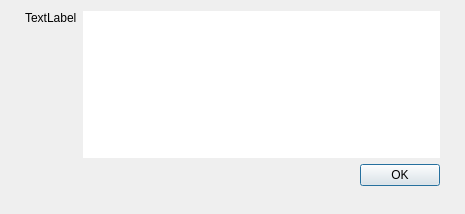
flacon/flacon, file gui/messagebox/messagebox.ui: the form before one commit.
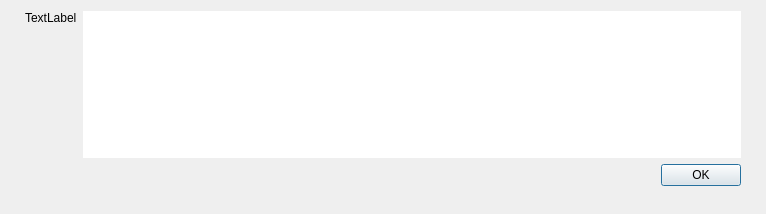
The form after the commit.

Commit message: Adjust warning/errors dialog width

```diff
--- a/gui/messagebox/messagebox.ui
+++ b/gui/messagebox/messagebox.ui
@@ -6,7 +6,7 @@
    <rect>
     <x>0</x>
     <y>0</y>
-    <width>465</width>
+    <width>766</width>
     <height>214</height>
    </rect>
   </property>
@@ -37,6 +37,12 @@
      </item>
      <item>
       <widget class="QTextBrowser" name="textBrowser">
+       <property name="sizePolicy">
+        <sizepolicy hsizetype="Expanding" vsizetype="Expanding">
+         <horstretch>1</horstretch>
+         <verstretch>0</verstretch>
+        </sizepolicy>
+       </property>
        <property name="frameShape">
         <enum>QFrame::NoFrame</enum>
        </property>
```
Left out of the diff: 4 changed lines with no effect on the pictures. The commit also changes 5 other files.
